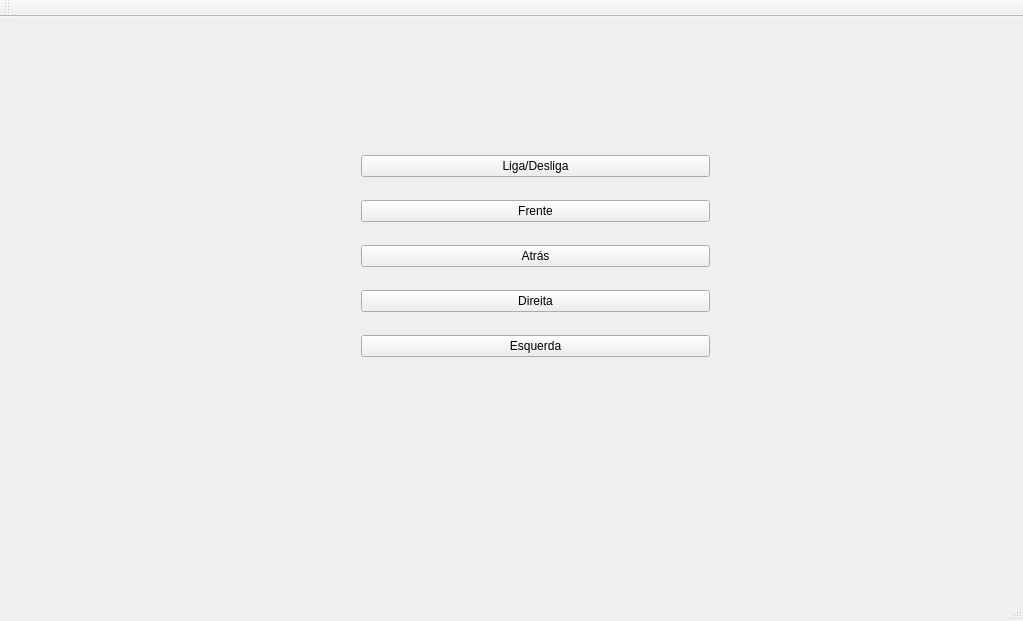
Above: smartvacuum/mainwindow.ui from willianbrun/smartvacuum before the change. Below: the same form after it.
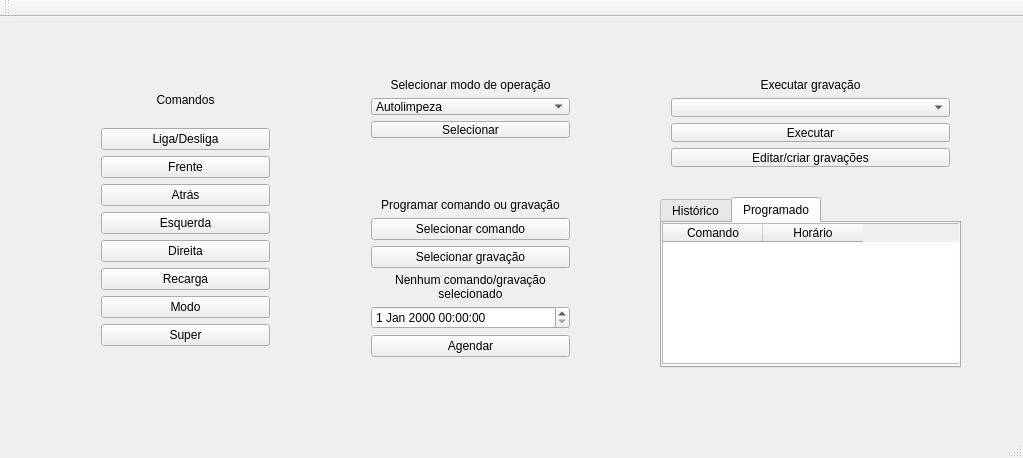
That is the form after the change.

What changed in the file:
```diff
--- a/smartvacuum/mainwindow.ui
+++ b/smartvacuum/mainwindow.ui
@@ -7,7 +7,7 @@
     <x>0</x>
     <y>0</y>
     <width>1023</width>
-    <height>621</height>
+    <height>458</height>
    </rect>
   </property>
   <property name="windowTitle">
@@ -17,53 +17,345 @@
    <widget class="QWidget" name="gridLayoutWidget">
     <property name="geometry">
      <rect>
-      <x>350</x>
-      <y>110</y>
-      <width>371</width>
-      <height>261</height>
+      <x>90</x>
+      <y>50</y>
+      <width>191</width>
+      <height>290</height>
      </rect>
     </property>
-    <layout class="QGridLayout" name="gridLayout" rowminimumheight="0,0,0,0,0,0">
-     <item row="0" column="0">
-      <widget class="QPushButton" name="OnOffpushButton">
-       <property name="text">
-        <string>Liga/Desliga</string>
+    <layout class="QGridLayout" name="gridLayout" rowminimumheight="0,0,0,0,0,0,0,0,0,0,0,0">
+     <item row="8" column="0">
+      <widget class="QPushButton" name="recharge_pushButton">
+       <property name="toolTip">
+        <string/>
        </property>
-       <property name="autoDefault">
+       <property name="whatsThis">
+        <string/>
+       </property>
+       <property name="autoFillBackground">
         <bool>false</bool>
        </property>
+       <property name="text">
+        <string>Recarga</string>
+       </property>
       </widget>
      </item>
-     <item row="4" column="0">
-      <widget class="QPushButton" name="pushButton_3">
+     <item row="6" column="0">
+      <widget class="QPushButton" name="right_pushButton_3">
        <property name="text">
         <string>Direita</string>
        </property>
       </widget>
      </item>
-     <item row="1" column="0">
-      <widget class="QPushButton" name="pushButton_5">
+     <item row="9" column="0">
+      <widget class="QPushButton" name="mode_pushButton">
+       <property name="text">
+        <string>Modo</string>
+       </property>
+      </widget>
+     </item>
+     <item row="3" column="0">
+      <widget class="QPushButton" name="up_pushButton">
        <property name="text">
         <string>Frente</string>
        </property>
       </widget>
      </item>
-     <item row="5" column="0">
-      <widget class="QPushButton" name="pushButton_4">
-       <property name="text">
-        <string>Esquerda</string>
-       </property>
-      </widget>
-     </item>
-     <item row="2" column="0">
-      <widget class="QPushButton" name="pushButton_2">
+     <item row="4" column="0">
+      <widget class="QPushButton" name="down_pushButton">
        <property name="text">
         <string>Atrás</string>
        </property>
       </widget>
      </item>
+     <item row="2" column="0">
+      <widget class="QPushButton" name="onOff_pushButton">
+       <property name="text">
+        <string>Liga/Desliga</string>
+       </property>
+       <property name="autoDefault">
+        <bool>false</bool>
+       </property>
+      </widget>
+     </item>
+     <item row="10" column="0">
+      <widget class="QPushButton" name="super_pushButton">
+       <property name="text">
+        <string>Super</string>
+       </property>
+      </widget>
+     </item>
+     <item row="0" column="0">
+      <widget class="QLabel" name="label">
+       <property name="text">
+        <string>Comandos</string>
+       </property>
+       <property name="alignment">
+        <set>Qt::AlignCenter</set>
+       </property>
+      </widget>
+     </item>
+     <item row="5" column="0">
+      <widget class="QPushButton" name="left_pushButton">
+       <property name="text">
+        <string>Esquerda</string>
+       </property>
+      </widget>
+     </item>
     </layout>
    </widget>
+   <widget class="QWidget" name="gridLayoutWidget_2">
+    <property name="geometry">
+     <rect>
+      <x>360</x>
+      <y>50</y>
+      <width>221</width>
+      <height>82</height>
+     </rect>
+    </property>
+    <layout class="QGridLayout" name="gridLayout_2">
+     <item row="1" column="0">
+      <widget class="QComboBox" name="mode_comboBox">
+       <item>
+        <property name="text">
+         <string>Autolimpeza</string>
+        </property>
+       </item>
+       <item>
+        <property name="text">
+         <string>Limpeza especial</string>
+        </property>
+       </item>
+       <item>
+        <property name="text">
+         <string>Limpeza aleatória</string>
+        </property>
+       </item>
+       <item>
+        <property name="text">
+         <string>Limpeza em bordas e cantos</string>
+        </property>
+       </item>
+       <item>
+        <property name="text">
+         <string>Limpeza zigue-zague</string>
+        </property>
+       </item>
+      </widget>
+     </item>
+     <item row="2" column="0">
+      <widget class="QPushButton" name="selectMode_pushButton">
+       <property name="text">
+        <string>Selecionar</string>
+       </property>
+      </widget>
+     </item>
+     <item row="0" column="0">
+      <widget class="QLabel" name="label_3">
+       <property name="text">
+        <string>Selecionar modo de operação</string>
+       </property>
+       <property name="alignment">
+        <set>Qt::AlignCenter</set>
+       </property>
+      </widget>
+     </item>
+    </layout>
+   </widget>
+   <widget class="QWidget" name="gridLayoutWidget_3">
+    <property name="geometry">
+     <rect>
+      <x>660</x>
+      <y>50</y>
+      <width>301</width>
+      <height>111</height>
+     </rect>
+    </property>
+    <layout class="QGridLayout" name="gridLayout_3">
+     <item row="1" column="0">
+      <widget class="QComboBox" name="recording_comboBox"/>
+     </item>
+     <item row="0" column="0">
+      <widget class="QLabel" name="label_6">
+       <property name="text">
+        <string>Executar gravação</string>
+       </property>
+       <property name="alignment">
+        <set>Qt::AlignCenter</set>
+       </property>
+      </widget>
+     </item>
+     <item row="3" column="0">
+      <widget class="QPushButton" name="edit_pushButton">
+       <property name="text">
+        <string>Editar/criar gravações</string>
+       </property>
+      </widget>
+     </item>
+     <item row="2" column="0">
+      <widget class="QPushButton" name="play_pushButton">
+       <property name="text">
+        <string>Executar</string>
+       </property>
+      </widget>
+     </item>
+    </layout>
+   </widget>
+   <widget class="QWidget" name="gridLayoutWidget_4">
+    <property name="geometry">
+     <rect>
+      <x>360</x>
+      <y>170</y>
+      <width>221</width>
+      <height>181</height>
+     </rect>
+    </property>
+    <layout class="QGridLayout" name="gridLayout_4">
+     <item row="5" column="0">
+      <widget class="QPushButton" name="selectRecording_pushButton">
+       <property name="text">
+        <string>Selecionar gravação</string>
+       </property>
+      </widget>
+     </item>
+     <item row="7" column="0">
+      <widget class="QDateTimeEdit" name="schedule_dateTimeEdit"/>
+     </item>
+     <item row="3" column="0">
+      <widget class="QLabel" name="label_2">
+       <property name="lineWidth">
+        <number>1</number>
+       </property>
+       <property name="text">
+        <string>Programar comando ou gravação</string>
+       </property>
+       <property name="alignment">
+        <set>Qt::AlignCenter</set>
+       </property>
+      </widget>
+     </item>
+     <item row="6" column="0">
+      <widget class="QLabel" name="selected_label">
+       <property name="text">
+        <string>Nenhum comando/gravação selecionado</string>
+       </property>
+       <property name="alignment">
+        <set>Qt::AlignCenter</set>
+       </property>
+       <property name="wordWrap">
+        <bool>true</bool>
+       </property>
+      </widget>
+     </item>
+     <item row="4" column="0">
+      <widget class="QPushButton" name="selectCommand_pushButton">
+       <property name="text">
+        <string>Selecionar comando</string>
+       </property>
+      </widget>
+     </item>
+     <item row="9" column="0">
+      <widget class="QPushButton" name="schedule_pushButton">
+       <property name="text">
+        <string>Agendar</string>
+       </property>
+      </widget>
+     </item>
+    </layout>
+   </widget>
+   <widget class="QTabWidget" name="tabWidget">
+    <property name="geometry">
+     <rect>
+      <x>660</x>
+      <y>180</y>
+      <width>301</width>
+      <height>171</height>
+     </rect>
+    </property>
+    <property name="currentIndex">
+     <number>1</number>
+    </property>
+    <widget class="QWidget" name="tab">
+     <attribute name="title">
+      <string>Histórico</string>
+     </attribute>
+     <widget class="QTableWidget" name="history_tableWidget">
+      <property name="geometry">
+       <rect>
+        <x>0</x>
+        <y>0</y>
+        <width>301</width>
+        <height>181</height>
+       </rect>
+      </property>
+      <property name="sizePolicy">
+       <sizepolicy hsizetype="Expanding" vsizetype="Expanding">
+        <horstretch>0</horstretch>
+        <verstretch>0</verstretch>
+       </sizepolicy>
+      </property>
+      <property name="frameShape">
+       <enum>QFrame::StyledPanel</enum>
+      </property>
+      <property name="alternatingRowColors">
+       <bool>false</bool>
+      </property>
+      <property name="selectionMode">
+       <enum>QAbstractItemView::NoSelection</enum>
+      </property>
+      <column>
+       <property name="text">
+        <string>Comando</string>
+       </property>
+      </column>
+      <column>
+       <property name="text">
+        <string>Horário</string>
+       </property>
+      </column>
+     </widget>
+    </widget>
+    <widget class="QWidget" name="tab_2">
+     <attribute name="title">
+      <string>Programado</string>
+     </attribute>
+     <widget class="QTableWidget" name="scheduled_tableWidget">
+      <property name="geometry">
+       <rect>
+        <x>0</x>
+        <y>0</y>
+        <width>301</width>
+        <height>141</height>
+       </rect>
+      </property>
+      <property name="sizePolicy">
+       <sizepolicy hsizetype="Expanding" vsizetype="Expanding">
+        <horstretch>0</horstretch>
+        <verstretch>0</verstretch>
+       </sizepolicy>
+      </property>
+      <property name="frameShape">
+       <enum>QFrame::StyledPanel</enum>
+      </property>
+      <property name="alternatingRowColors">
+       <bool>false</bool>
+      </property>
+      <property name="selectionMode">
+       <enum>QAbstractItemView::NoSelection</enum>
+      </property>
+      <column>
+       <property name="text">
+        <string>Comando</string>
+       </property>
+      </column>
+      <column>
+       <property name="text">
+        <string>Horário</string>
+       </property>
+      </column>
+     </widget>
+    </widget>
+   </widget>
   </widget>
   <widget class="QMenuBar" name="menuBar">
    <property name="geometry">
```
Left out of the diff: 7 changed lines with no effect on the pictures.
